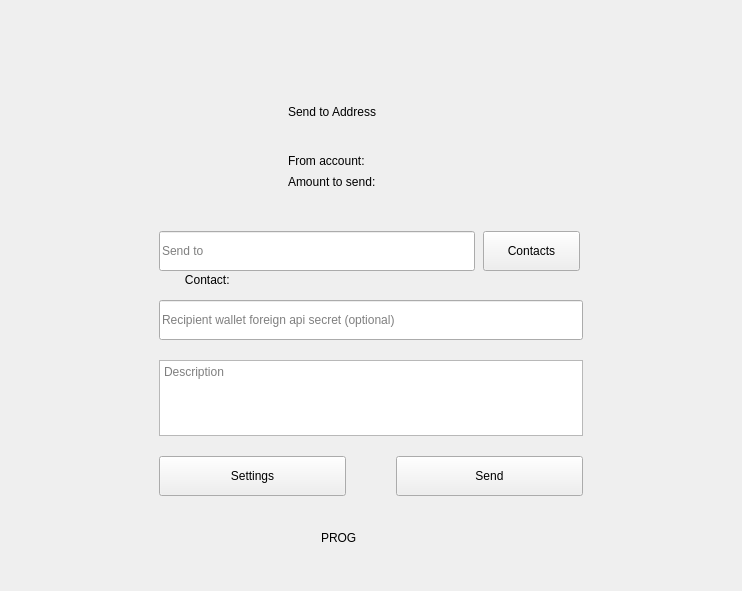
Qt form windows/g_sendOnline.ui (0xkobe/mwc-wallet) before a commit.
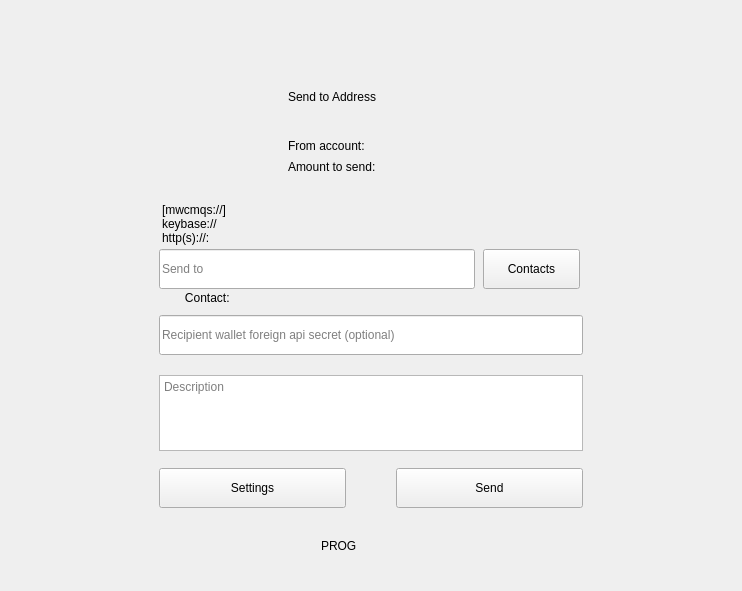
The same form after that commit. Icons and pictures are not drawn. Custom widgets are drawn as their Qt base class.

Commit message: https://github.com/mwcproject/mwc-qt-wallet/issues/192

Diff of the .ui file:
```diff
--- a/windows/g_sendOnline.ui
+++ b/windows/g_sendOnline.ui
@@ -56,13 +56,13 @@
        <property name="minimumSize">
         <size>
          <width>424</width>
-         <height>400</height>
+         <height>430</height>
         </size>
        </property>
        <property name="maximumSize">
         <size>
          <width>424</width>
-         <height>400</height>
+         <height>430</height>
         </size>
        </property>
        <property name="frameShape">
@@ -142,7 +142,7 @@
         <property name="geometry">
          <rect>
           <x>0</x>
-          <y>135</y>
+          <y>168</y>
           <width>316</width>
           <height>40</height>
          </rect>
@@ -176,7 +176,7 @@
         <property name="geometry">
          <rect>
           <x>324</x>
-          <y>135</y>
+          <y>168</y>
           <width>97</width>
           <height>40</height>
          </rect>
@@ -207,7 +207,7 @@
         <property name="geometry">
          <rect>
           <x>6</x>
-          <y>174</y>
+          <y>207</y>
           <width>411</width>
           <height>20</height>
          </rect>
@@ -235,7 +235,7 @@
         <property name="geometry">
          <rect>
           <x>0</x>
-          <y>360</y>
+          <y>387</y>
           <width>187</width>
           <height>40</height>
          </rect>
@@ -266,7 +266,7 @@
         <property name="geometry">
          <rect>
           <x>237</x>
-          <y>360</y>
+          <y>387</y>
           <width>187</width>
           <height>40</height>
          </rect>
@@ -297,7 +297,7 @@
         <property name="geometry">
          <rect>
           <x>0</x>
-          <y>204</y>
+          <y>234</y>
           <width>424</width>
           <height>136</height>
          </rect>
@@ -397,6 +397,27 @@
          </item>
         </layout>
        </widget>
+       <widget class="control::MwcLabelSmall" name="label_6">
+        <property name="geometry">
+         <rect>
+          <x>3</x>
+          <y>120</y>
+          <width>350</width>
+          <height>46</height>
+         </rect>
+        </property>
+        <property name="maximumSize">
+         <size>
+          <width>16777215</width>
+          <height>3000</height>
+         </size>
+        </property>
+        <property name="text">
+         <string>[mwcmqs://]&lt;mwcmqs_address&gt;
+keybase://&lt;keybase_name&gt;
+http(s)://&lt;host&gt;:&lt;port&gt;</string>
+        </property>
+       </widget>
       </widget>
      </item>
      <item>
@@ -537,11 +558,6 @@
    <extends>QLabel</extends>
    <header>control/MwcLabel.h</header>
   </customwidget>
-  <customwidget>
-   <class>control::MwcLabelProgress</class>
-   <extends>QLabel</extends>
-   <header>control/MwcLabelProgress.h</header>
-  </customwidget>
   <customwidget>
    <class>control::MwcLineEditNormal</class>
    <extends>QLineEdit</extends>
@@ -552,6 +568,11 @@
    <extends>QLabel</extends>
    <header>control/MwcLabel.h</header>
   </customwidget>
+  <customwidget>
+   <class>control::MwcLabelProgress</class>
+   <extends>QLabel</extends>
+   <header>control/MwcLabelProgress.h</header>
+  </customwidget>
  </customwidgets>
  <resources>
   <include location="../resources.qrc"/>
```
